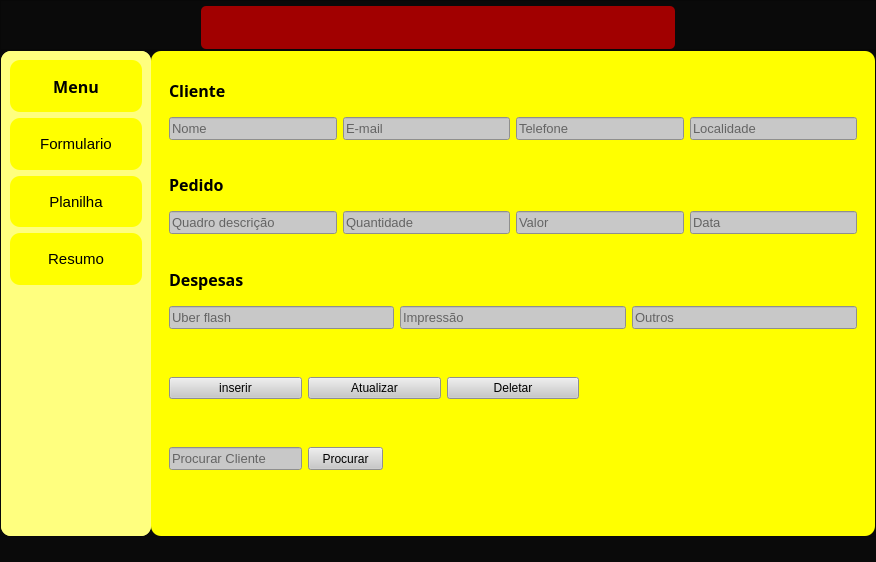
The window that v2.ui (Ton-Chyod-s/Estudo-sql-python) describes before a commit, drawn with Qt 5.
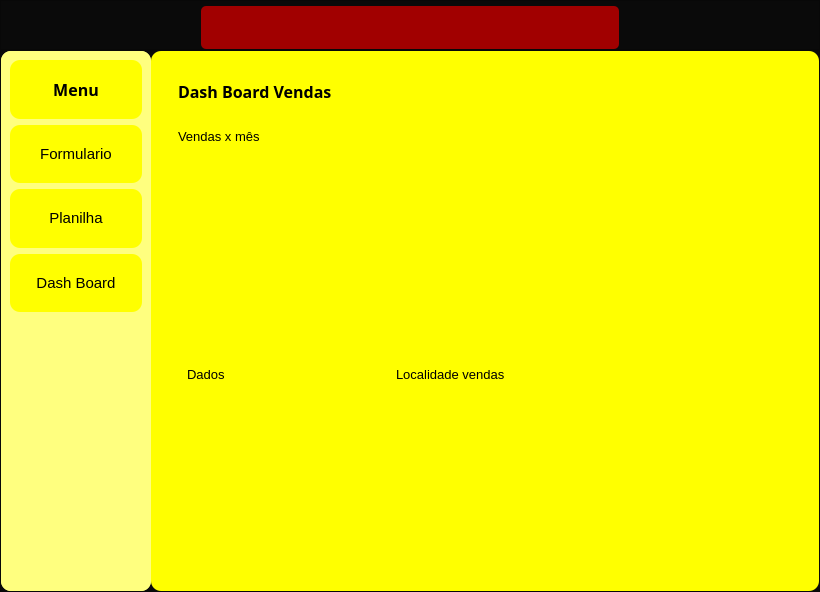
The same window after the commit. The open tabs and pages were chosen to show the change.

Commit message: doc: att

What changed in the file:
```diff
--- a/v2.ui
+++ b/v2.ui
@@ -6,8 +6,8 @@
    <rect>
     <x>0</x>
     <y>0</y>
-    <width>876</width>
-    <height>562</height>
+    <width>820</width>
+    <height>592</height>
    </rect>
   </property>
   <property name="minimumSize">
@@ -231,20 +231,28 @@
                </property>
                <layout class="QVBoxLayout" name="verticalLayout_8">
                 <item>
-                 <widget class="QLabel" name="label_5">
+                 <widget class="QPushButton" name="pushButton_4">
+                  <property name="enabled">
+                   <bool>true</bool>
+                  </property>
                   <property name="font">
                    <font>
                     <family>Segoe UI</family>
                     <pointsize>11</pointsize>
-                    <weight>50</weight>
-                    <bold>false</bold>
                    </font>
                   </property>
+                  <property name="styleSheet">
+                   <string notr="true">border: none;
+box-shadow: none;</string>
+                  </property>
                   <property name="text">
                    <string>Formulario</string>
                   </property>
-                  <property name="alignment">
-                   <set>Qt::AlignCenter</set>
+                  <property name="shortcut">
+                   <string/>
+                  </property>
+                  <property name="checkable">
+                   <bool>false</bool>
                   </property>
                  </widget>
                 </item>
@@ -264,21 +272,20 @@
                </property>
                <layout class="QVBoxLayout" name="verticalLayout_7">
                 <item>
-                 <widget class="QLabel" name="label_6">
+                 <widget class="QPushButton" name="pushButton_5">
                   <property name="font">
                    <font>
                     <family>Segoe UI</family>
                     <pointsize>11</pointsize>
-                    <weight>50</weight>
-                    <bold>false</bold>
                    </font>
                   </property>
+                  <property name="styleSheet">
+                   <string notr="true">border: none;
+box-shadow: none;</string>
+                  </property>
                   <property name="text">
                    <string>Planilha</string>
                   </property>
-                  <property name="alignment">
-                   <set>Qt::AlignCenter</set>
-                  </property>
                  </widget>
                 </item>
                </layout>
@@ -297,20 +304,19 @@
                </property>
                <layout class="QVBoxLayout" name="verticalLayout_6">
                 <item>
-                 <widget class="QLabel" name="label_7">
+                 <widget class="QPushButton" name="pushButton_6">
                   <property name="font">
                    <font>
                     <family>Segoe UI</family>
                     <pointsize>11</pointsize>
-                    <weight>50</weight>
-                    <bold>false</bold>
                    </font>
                   </property>
+                  <property name="styleSheet">
+                   <string notr="true">border: none;
+box-shadow: none;</string>
+                  </property>
                   <property name="text">
-                   <string>Resumo</string>
-                  </property>
-                  <property name="alignment">
-                   <set>Qt::AlignCenter</set>
+                   <string>Dash Board</string>
                   </property>
                  </widget>
                 </item>
@@ -328,6 +334,55 @@
             <property name="frameShadow">
              <enum>QFrame::Raised</enum>
             </property>
+            <layout class="QVBoxLayout" name="verticalLayout_10">
+             <property name="topMargin">
+              <number>0</number>
+             </property>
+             <item>
+              <widget class="QFrame" name="frame_5">
+               <property name="styleSheet">
+                <string notr="true"/>
+               </property>
+               <property name="frameShape">
+                <enum>QFrame::StyledPanel</enum>
+               </property>
+               <property name="frameShadow">
+                <enum>QFrame::Raised</enum>
+               </property>
+               <layout class="QVBoxLayout" name="verticalLayout_11"/>
+              </widget>
+             </item>
+             <item>
+              <widget class="QFrame" name="frame_13">
+               <property name="frameShape">
+                <enum>QFrame::StyledPanel</enum>
+               </property>
+               <property name="frameShadow">
+                <enum>QFrame::Raised</enum>
+               </property>
+              </widget>
+             </item>
+             <item>
+              <widget class="QFrame" name="frame_14">
+               <property name="frameShape">
+                <enum>QFrame::StyledPanel</enum>
+               </property>
+               <property name="frameShadow">
+                <enum>QFrame::Raised</enum>
+               </property>
+              </widget>
+             </item>
+             <item>
+              <widget class="QFrame" name="frame_19">
+               <property name="frameShape">
+                <enum>QFrame::StyledPanel</enum>
+               </property>
+               <property name="frameShadow">
+                <enum>QFrame::Raised</enum>
+               </property>
+              </widget>
+             </item>
+            </layout>
            </widget>
           </item>
          </layout>
@@ -359,14 +414,72 @@
          </property>
          <layout class="QVBoxLayout" name="verticalLayout_2">
           <item>
-           <widget class="QFrame" name="frame">
+           <widget class="QStackedWidget" name="stackedWidget">
+            <property name="styleSheet">
+             <string notr="true">background-color: rgb(255, 255, 0);</string>
+            </property>
+            <property name="currentIndex">
+             <number>0</number>
+            </property>
+            <widget class="QWidget" name="formulario_page">
+             <layout class="QVBoxLayout" name="verticalLayout_9">
+              <item>
+               <widget class="QFrame" name="frame_27">
+                <property name="maximumSize">
+                 <size>
+                  <width>16777215</width>
+                  <height>45</height>
+                 </size>
+                </property>
             <property name="frameShape">
              <enum>QFrame::StyledPanel</enum>
             </property>
             <property name="frameShadow">
              <enum>QFrame::Raised</enum>
             </property>
-            <layout class="QGridLayout" name="gridLayout">
+                <layout class="QVBoxLayout" name="verticalLayout_16">
+                 <item>
+                  <widget class="QLabel" name="label_8">
+                   <property name="font">
+                    <font>
+                     <family>Segoe UI Black</family>
+                     <pointsize>12</pointsize>
+                     <weight>75</weight>
+                     <bold>true</bold>
+                    </font>
+                   </property>
+                   <property name="text">
+                    <string>Formulario</string>
+                   </property>
+                  </widget>
+                 </item>
+                </layout>
+               </widget>
+              </item>
+              <item>
+               <widget class="QFrame" name="frame_15">
+                <property name="frameShape">
+                 <enum>QFrame::StyledPanel</enum>
+                </property>
+                <property name="frameShadow">
+                 <enum>QFrame::Raised</enum>
+                </property>
+                <layout class="QGridLayout" name="gridLayout_4">
+                 <item row="0" column="0">
+                  <widget class="QLabel" name="Cliente_label">
+                   <property name="font">
+                    <font>
+                     <family>Segoe UI Black</family>
+                     <pointsize>12</pointsize>
+                     <weight>75</weight>
+                     <bold>true</bold>
+                    </font>
+                   </property>
+                   <property name="text">
+                    <string>Cliente</string>
+                   </property>
+                  </widget>
+                 </item>
              <item row="1" column="0">
               <widget class="QLineEdit" name="lineEdit">
                <property name="minimumSize">
@@ -395,7 +508,7 @@
                </property>
               </widget>
              </item>
-             <item row="1" column="2">
+                 <item row="1" column="1">
               <widget class="QLineEdit" name="lineEdit_3">
                <property name="minimumSize">
                 <size>
@@ -423,35 +536,7 @@
                </property>
               </widget>
              </item>
-             <item row="1" column="3">
-              <widget class="QLineEdit" name="lineEdit_4">
-               <property name="minimumSize">
-                <size>
-                 <width>0</width>
-                 <height>0</height>
-                </size>
-               </property>
-               <property name="font">
-                <font>
-                 <family>Segoe UI</family>
-                 <pointsize>10</pointsize>
-                </font>
-               </property>
-               <property name="autoFillBackground">
-                <bool>false</bool>
-               </property>
-               <property name="styleSheet">
-                <string notr="true">background-color: rgb(200, 200, 200);</string>
-               </property>
-               <property name="maxLength">
-                <number>50</number>
-               </property>
-               <property name="placeholderText">
-                <string>Localidade</string>
-               </property>
-              </widget>
-             </item>
-             <item row="1" column="1">
+                 <item row="1" column="2">
               <widget class="QLineEdit" name="lineEdit_2">
                <property name="minimumSize">
                 <size>
@@ -479,18 +564,31 @@
                </property>
               </widget>
              </item>
-             <item row="0" column="0">
-              <widget class="QLabel" name="label">
+                 <item row="1" column="3">
+                  <widget class="QLineEdit" name="lineEdit_5">
+                   <property name="minimumSize">
+                    <size>
+                     <width>0</width>
+                     <height>0</height>
+                    </size>
+                   </property>
                <property name="font">
                 <font>
-                 <family>Segoe UI Black</family>
-                 <pointsize>12</pointsize>
-                 <weight>75</weight>
-                 <bold>true</bold>
-                </font>
-               </property>
-               <property name="text">
-                <string>Cliente</string>
+                     <family>Segoe UI</family>
+                     <pointsize>10</pointsize>
+                    </font>
+                   </property>
+                   <property name="autoFillBackground">
+                    <bool>false</bool>
+                   </property>
+                   <property name="styleSheet">
+                    <string notr="true">background-color: rgb(200, 200, 200);</string>
+                   </property>
+                   <property name="maxLength">
+                    <number>50</number>
+                   </property>
+                   <property name="placeholderText">
+                    <string>Quantidade</string>
                </property>
               </widget>
              </item>
@@ -498,7 +596,7 @@
            </widget>
           </item>
           <item>
-           <widget class="QFrame" name="frame_5">
+               <widget class="QFrame" name="frame_16">
             <property name="frameShape">
              <enum>QFrame::StyledPanel</enum>
             </property>
@@ -506,21 +604,6 @@
              <enum>QFrame::Raised</enum>
             </property>
             <layout class="QGridLayout" name="gridLayout_2">
-             <item row="0" column="0">
-              <widget class="QLabel" name="label_2">
-               <property name="font">
-                <font>
-                 <family>Segoe UI Black</family>
-                 <pointsize>12</pointsize>
-                 <weight>75</weight>
-                 <bold>true</bold>
-                </font>
-               </property>
-               <property name="text">
-                <string>Pedido</string>
-               </property>
-              </widget>
-             </item>
              <item row="1" column="0">
               <widget class="QLineEdit" name="lineEdit_6">
                <property name="minimumSize">
@@ -549,34 +632,6 @@
                </property>
               </widget>
              </item>
-             <item row="1" column="1">
-              <widget class="QLineEdit" name="lineEdit_5">
-               <property name="minimumSize">
-                <size>
-                 <width>0</width>
-                 <height>0</height>
-                </size>
-               </property>
-               <property name="font">
-                <font>
-                 <family>Segoe UI</family>
-                 <pointsize>10</pointsize>
-                </font>
-               </property>
-               <property name="autoFillBackground">
-                <bool>false</bool>
-               </property>
-               <property name="styleSheet">
-                <string notr="true">background-color: rgb(200, 200, 200);</string>
-               </property>
-               <property name="maxLength">
-                <number>50</number>
-               </property>
-               <property name="placeholderText">
-                <string>Quantidade</string>
-               </property>
-              </widget>
-             </item>
              <item row="1" column="2">
               <widget class="QLineEdit" name="lineEdit_7">
                <property name="minimumSize">
@@ -606,6 +661,34 @@
               </widget>
              </item>
              <item row="1" column="3">
+                  <widget class="QLineEdit" name="lineEdit_4">
+                   <property name="minimumSize">
+                    <size>
+                     <width>0</width>
+                     <height>0</height>
+                    </size>
+                   </property>
+                   <property name="font">
+                    <font>
+                     <family>Segoe UI</family>
+                     <pointsize>10</pointsize>
+                    </font>
+                   </property>
+                   <property name="autoFillBackground">
+                    <bool>false</bool>
+                   </property>
+                   <property name="styleSheet">
+                    <string notr="true">background-color: rgb(200, 200, 200);</string>
+                   </property>
+                   <property name="maxLength">
+                    <number>50</number>
+                   </property>
+                   <property name="placeholderText">
+                    <string>Localidade</string>
+                   </property>
+                  </widget>
+                 </item>
+                 <item row="1" column="4">
               <widget class="QLineEdit" name="lineEdit_8">
                <property name="minimumSize">
                 <size>
@@ -633,20 +716,8 @@
                </property>
               </widget>
              </item>
-            </layout>
-           </widget>
-          </item>
-          <item>
-           <widget class="QFrame" name="frame_3">
-            <property name="frameShape">
-             <enum>QFrame::StyledPanel</enum>
-            </property>
-            <property name="frameShadow">
-             <enum>QFrame::Raised</enum>
-            </property>
-            <layout class="QGridLayout" name="gridLayout_3">
              <item row="0" column="0">
-              <widget class="QLabel" name="label_3">
+                  <widget class="QLabel" name="Pedido_label">
                <property name="font">
                 <font>
                  <family>Segoe UI Black</family>
@@ -656,10 +727,22 @@
                 </font>
                </property>
                <property name="text">
-                <string>Despesas</string>
+                    <string>Pedido</string>
                </property>
               </widget>
              </item>
+                </layout>
+               </widget>
+              </item>
+              <item>
+               <widget class="QFrame" name="frame_18">
+                <property name="frameShape">
+                 <enum>QFrame::StyledPanel</enum>
+                </property>
+                <property name="frameShadow">
+                 <enum>QFrame::Raised</enum>
+                </property>
+                <layout class="QGridLayout" name="gridLayout">
              <item row="1" column="0">
               <widget class="QLineEdit" name="lineEdit_10">
                <property name="minimumSize">
@@ -688,34 +771,6 @@
                </property>
               </widget>
              </item>
-             <item row="1" column="1">
-              <widget class="QLineEdit" name="lineEdit_9">
-               <property name="minimumSize">
-                <size>
-                 <width>0</width>
-                 <height>0</height>
-                </size>
-               </property>
-               <property name="font">
-                <font>
-                 <family>Segoe UI</family>
-                 <pointsize>10</pointsize>
-                </font>
-               </property>
-               <property name="autoFillBackground">
-                <bool>false</bool>
-               </property>
-               <property name="styleSheet">
-                <string notr="true">background-color: rgb(200, 200, 200);</string>
-               </property>
-               <property name="maxLength">
-                <number>50</number>
-               </property>
-               <property name="placeholderText">
-                <string>Impressão</string>
-               </property>
-              </widget>
-             </item>
              <item row="1" column="2">
               <widget class="QLineEdit" name="lineEdit_11">
                <property name="minimumSize">
@@ -744,29 +799,62 @@
                </property>
               </widget>
              </item>
-            </layout>
-           </widget>
-          </item>
-          <item>
-           <widget class="QFrame" name="frame_2">
-            <property name="frameShape">
-             <enum>QFrame::StyledPanel</enum>
-            </property>
-            <property name="frameShadow">
-             <enum>QFrame::Raised</enum>
-            </property>
-            <layout class="QGridLayout" name="gridLayout_4">
-             <item row="0" column="4">
-              <widget class="QFrame" name="frame_13">
-               <property name="frameShape">
-                <enum>QFrame::StyledPanel</enum>
-               </property>
-               <property name="frameShadow">
-                <enum>QFrame::Raised</enum>
-               </property>
-              </widget>
-             </item>
              <item row="0" column="0">
+                  <widget class="QLabel" name="despesas_label">
+                   <property name="font">
+                    <font>
+                     <family>Segoe UI Black</family>
+                     <pointsize>12</pointsize>
+                     <weight>75</weight>
+                     <bold>true</bold>
+                    </font>
+                   </property>
+                   <property name="text">
+                    <string>Despesas</string>
+                   </property>
+                  </widget>
+                 </item>
+                 <item row="1" column="1">
+                  <widget class="QLineEdit" name="lineEdit_9">
+                   <property name="minimumSize">
+                    <size>
+                     <width>0</width>
+                     <height>0</height>
+                    </size>
+                   </property>
+                   <property name="font">
+                    <font>
+                     <family>Segoe UI</family>
+                     <pointsize>10</pointsize>
+                    </font>
+                   </property>
+                   <property name="autoFillBackground">
+                    <bool>false</bool>
+                   </property>
+                   <property name="styleSheet">
+                    <string notr="true">background-color: rgb(200, 200, 200);</string>
+                   </property>
+                   <property name="maxLength">
+                    <number>50</number>
+                   </property>
+                   <property name="placeholderText">
+                    <string>Impressão</string>
+                   </property>
+                  </widget>
+                 </item>
+                </layout>
+               </widget>
+              </item>
+              <item>
+               <widget class="QFrame" name="frame_17">
+                <property name="frameShape">
+                 <enum>QFrame::StyledPanel</enum>
+                </property>
+                <property name="frameShadow">
+                 <enum>QFrame::Raised</enum>
+                </property>
+                <layout class="QHBoxLayout" name="horizontalLayout_3">
+                 <item>
               <widget class="QPushButton" name="pushButton">
                <property name="styleSheet">
                 <string notr="true">background-color: rgb(200, 200, 200);</string>
@@ -776,7 +864,7 @@
                </property>
               </widget>
              </item>
-             <item row="0" column="1">
+                 <item>
               <widget class="QPushButton" name="pushButton_2">
                <property name="styleSheet">
                 <string notr="true">background-color: rgb(200, 200, 200);</string>
@@ -786,7 +874,7 @@
                </property>
               </widget>
              </item>
-             <item row="0" column="3">
+                 <item>
               <widget class="QPushButton" name="pushButton_3">
                <property name="styleSheet">
                 <string notr="true">background-color: rgb(200, 200, 200);</string>
@@ -796,8 +884,8 @@
                </property>
               </widget>
              </item>
-             <item row="0" column="5">
-              <widget class="QFrame" name="frame_14">
+                 <item>
+                  <widget class="QFrame" name="frame">
                <property name="frameShape">
                 <enum>QFrame::StyledPanel</enum>
                </property>
@@ -806,7 +894,14 @@
                </property>
               </widget>
              </item>
-            </layout>
+                 <item>
+                  <widget class="QFrame" name="frame_2">
+                   <property name="frameShape">
+                    <enum>QFrame::StyledPanel</enum>
+                   </property>
+                   <property name="frameShadow">
+                    <enum>QFrame::Raised</enum>
+                   </property>
            </widget>
           </item>
           <item>
@@ -817,55 +912,293 @@
             <property name="frameShadow">
              <enum>QFrame::Raised</enum>
             </property>
-            <widget class="QLineEdit" name="lineEdit_12">
-             <property name="geometry">
-              <rect>
-               <x>9</x>
-               <y>9</y>
-               <width>133</width>
-               <height>23</height>
-              </rect>
-             </property>
+                  </widget>
+                 </item>
+                </layout>
+               </widget>
+              </item>
+             </layout>
+            </widget>
+            <widget class="QWidget" name="planilha_page">
+             <layout class="QVBoxLayout" name="verticalLayout_17">
+              <item>
+               <widget class="QFrame" name="frame_30">
+                <property name="maximumSize">
+                 <size>
+                  <width>16777215</width>
+                  <height>45</height>
+                 </size>
+                </property>
+                <property name="frameShape">
+                 <enum>QFrame::StyledPanel</enum>
+                </property>
+                <property name="frameShadow">
+                 <enum>QFrame::Raised</enum>
+                </property>
+                <layout class="QHBoxLayout" name="horizontalLayout_5">
+                 <item>
+                  <widget class="QLabel" name="label_5">
+                   <property name="sizePolicy">
+                    <sizepolicy hsizetype="MinimumExpanding" vsizetype="Expanding">
+                     <horstretch>0</horstretch>
+                     <verstretch>0</verstretch>
+                    </sizepolicy>
+                   </property>
+                   <property name="font">
+                    <font>
+                     <family>Segoe UI Black</family>
+                     <pointsize>12</pointsize>
+                     <weight>75</weight>
+                     <bold>true</bold>
+                    </font>
+                   </property>
+                   <property name="text">
+                    <string>Planilha</string>
+                   </property>
+                  </widget>
+                 </item>
+                 <item>
+                  <widget class="QPushButton" name="pushButton_7">
+                   <property name="maximumSize">
+                    <size>
+                     <width>100</width>
+                     <height>16777215</height>
+                    </size>
+                   </property>
+                   <property name="styleSheet">
+                    <string notr="true"/>
+                   </property>
+                   <property name="text">
+                    <string>Excel</string>
+                   </property>
+                  </widget>
+                 </item>
+                </layout>
+               </widget>
+              </item>
+              <item>
+               <widget class="QFrame" name="frame_31">
+                <property name="frameShape">
+                 <enum>QFrame::StyledPanel</enum>
+                </property>
+                <property name="frameShadow">
+                 <enum>QFrame::Raised</enum>
+                </property>
+               </widget>
+              </item>
+             </layout>
+            </widget>
+            <widget class="QWidget" name="resumo_page">
+             <layout class="QVBoxLayout" name="verticalLayout_12">
+              <item>
+               <widget class="QFrame" name="frame_21">
              <property name="minimumSize">
               <size>
                <width>0</width>
                <height>0</height>
               </size>
              </property>
+                <property name="maximumSize">
+                 <size>
+                  <width>16777215</width>
+                  <height>45</height>
+                 </size>
+                </property>
+                <property name="frameShape">
+                 <enum>QFrame::StyledPanel</enum>
+                </property>
+                <property name="frameShadow">
+                 <enum>QFrame::Raised</enum>
+                </property>
+                <layout class="QVBoxLayout" name="verticalLayout_13">
+                 <item>
+                  <widget class="QLabel" name="label">
              <property name="font">
               <font>
+                     <family>Segoe UI Black</family>
+                     <pointsize>12</pointsize>
+                     <weight>75</weight>
+                     <bold>true</bold>
+                    </font>
+                   </property>
+                   <property name="text">
+                    <string>Dash Board Vendas</string>
+                   </property>
+                  </widget>
+                 </item>
+                </layout>
+               </widget>
+              </item>
+              <item>
+               <widget class="QFrame" name="frame_3">
+                <property name="frameShape">
+                 <enum>QFrame::StyledPanel</enum>
+                </property>
+                <property name="frameShadow">
+                 <enum>QFrame::Raised</enum>
+                </property>
+                <layout class="QGridLayout" name="gridLayout_3">
+                 <item row="0" column="0">
+                  <widget class="QLabel" name="label_2">
+                   <property name="maximumSize">
+                    <size>
+                     <width>16777215</width>
+                     <height>15</height>
+                    </size>
+                   </property>
+                   <property name="font">
+                    <font>
                <family>Segoe UI</family>
                <pointsize>10</pointsize>
               </font>
              </property>
-             <property name="autoFillBackground">
-              <bool>false</bool>
-             </property>
-             <property name="styleSheet">
-              <string notr="true">background-color: rgb(200, 200, 200);</string>
-             </property>
-             <property name="maxLength">
-              <number>50</number>
-             </property>
-             <property name="placeholderText">
-              <string>Procurar Cliente</string>
-             </property>
-            </widget>
-            <widget class="QPushButton" name="pushButton_4">
-             <property name="geometry">
-              <rect>
-               <x>148</x>
-               <y>9</y>
-               <width>75</width>
-               <height>23</height>
-              </rect>
-             </property>
-             <property name="styleSheet">
-              <string notr="true">background-color: rgb(200, 200, 200);</string>
-             </property>
+                   <property name="text">
+                    <string>Vendas x mês</string>
+                   </property>
+                  </widget>
+                 </item>
+                 <item row="1" column="0">
+                  <widget class="QFrame" name="frame_22">
+                   <property name="frameShape">
+                    <enum>QFrame::StyledPanel</enum>
+                   </property>
+                   <property name="frameShadow">
+                    <enum>QFrame::Raised</enum>
+                   </property>
+                  </widget>
+                 </item>
+                </layout>
+               </widget>
+              </item>
+              <item>
+               <widget class="QFrame" name="frame_20">
+                <property name="frameShape">
+                 <enum>QFrame::StyledPanel</enum>
+                </property>
+                <property name="frameShadow">
+                 <enum>QFrame::Raised</enum>
+                </property>
+                <layout class="QGridLayout" name="gridLayout_5">
+                 <item row="0" column="0">
+                  <widget class="QFrame" name="frame_23">
+                   <property name="maximumSize">
+                    <size>
+                     <width>16777215</width>
+                     <height>30</height>
+                    </size>
+                   </property>
+                   <property name="frameShape">
+                    <enum>QFrame::StyledPanel</enum>
+                   </property>
+                   <property name="frameShadow">
+                    <enum>QFrame::Raised</enum>
+                   </property>
+                   <layout class="QVBoxLayout" name="verticalLayout_15">
+                    <item>
+                     <widget class="QLabel" name="label_3">
+                      <property name="maximumSize">
+                       <size>
+                        <width>16777215</width>
+                        <height>15</height>
+                       </size>
+                      </property>
+                      <property name="font">
+                       <font>
+                        <family>Segoe UI</family>
+                        <pointsize>10</pointsize>
+                       </font>
+                      </property>
+                      <property name="text">
+                       <string>Dados</string>
+                      </property>
+                     </widget>
+                    </item>
+                   </layout>
+                  </widget>
+                 </item>
+                 <item row="0" column="1" colspan="2">
+                  <widget class="QFrame" name="frame_24">
+                   <property name="maximumSize">
+                    <size>
+                     <width>16777215</width>
+                     <height>30</height>
+                    </size>
+                   </property>
+                   <property name="frameShape">
+                    <enum>QFrame::StyledPanel</enum>
+                   </property>
+                   <property name="frameShadow">
+                    <enum>QFrame::Raised</enum>
+                   </property>
+                   <layout class="QVBoxLayout" name="verticalLayout_14">
+                    <item>
+                     <widget class="QLabel" name="label_9">
+                      <property name="maximumSize">
+                       <size>
+                        <width>16777215</width>
+                        <height>15</height>
+                       </size>
+                      </property>
+                      <property name="font">
+                       <font>
+                        <family>Segoe UI</family>
+                        <pointsize>10</pointsize>
+                       </font>
+                      </property>
              <property name="text">
-              <string>Procurar</string>
-             </property>
+                       <string>Localidade vendas</string>
+                      </property>
+                     </widget>
+                    </item>
+                   </layout>
+                  </widget>
+                 </item>
+                 <item row="1" column="0">
+                  <widget class="QFrame" name="frame_25">
+                   <property name="frameShape">
+                    <enum>QFrame::StyledPanel</enum>
+                   </property>
+                   <property name="frameShadow">
+                    <enum>QFrame::Raised</enum>
+                   </property>
+                  </widget>
+                 </item>
+                 <item row="1" column="1" colspan="2">
+                  <widget class="QFrame" name="frame_26">
+                   <property name="frameShape">
+                    <enum>QFrame::StyledPanel</enum>
+                   </property>
+                   <property name="frameShadow">
+                    <enum>QFrame::Raised</enum>
+                   </property>
+                   <layout class="QHBoxLayout" name="horizontalLayout_4">
+                    <item>
+                     <widget class="QFrame" name="frame_28">
+                      <property name="frameShape">
+                       <enum>QFrame::StyledPanel</enum>
+                      </property>
+                      <property name="frameShadow">
+                       <enum>QFrame::Raised</enum>
+                      </property>
+                     </widget>
+                    </item>
+                    <item>
+                     <widget class="QFrame" name="frame_29">
+                      <property name="frameShape">
+                       <enum>QFrame::StyledPanel</enum>
+                      </property>
+                      <property name="frameShadow">
+                       <enum>QFrame::Raised</enum>
+                      </property>
+                     </widget>
+                    </item>
+                   </layout>
+                  </widget>
+                 </item>
+                </layout>
+               </widget>
+              </item>
+             </layout>
             </widget>
            </widget>
           </item>
```
Lines whose indentation alone changed are shown as unchanged.
